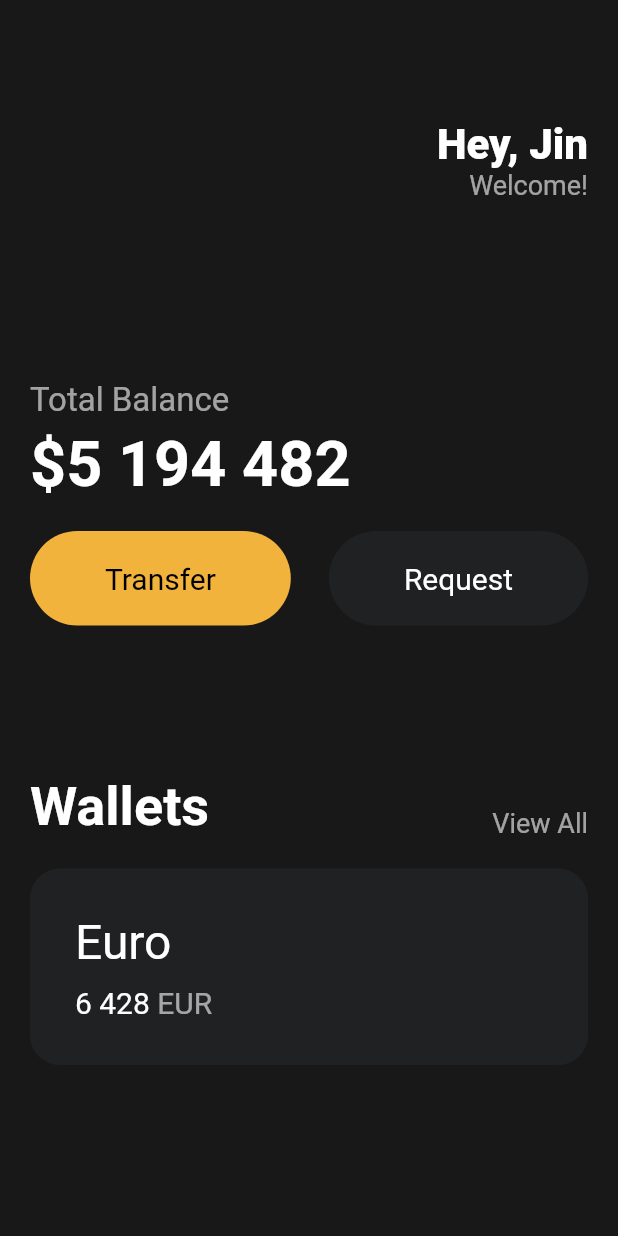
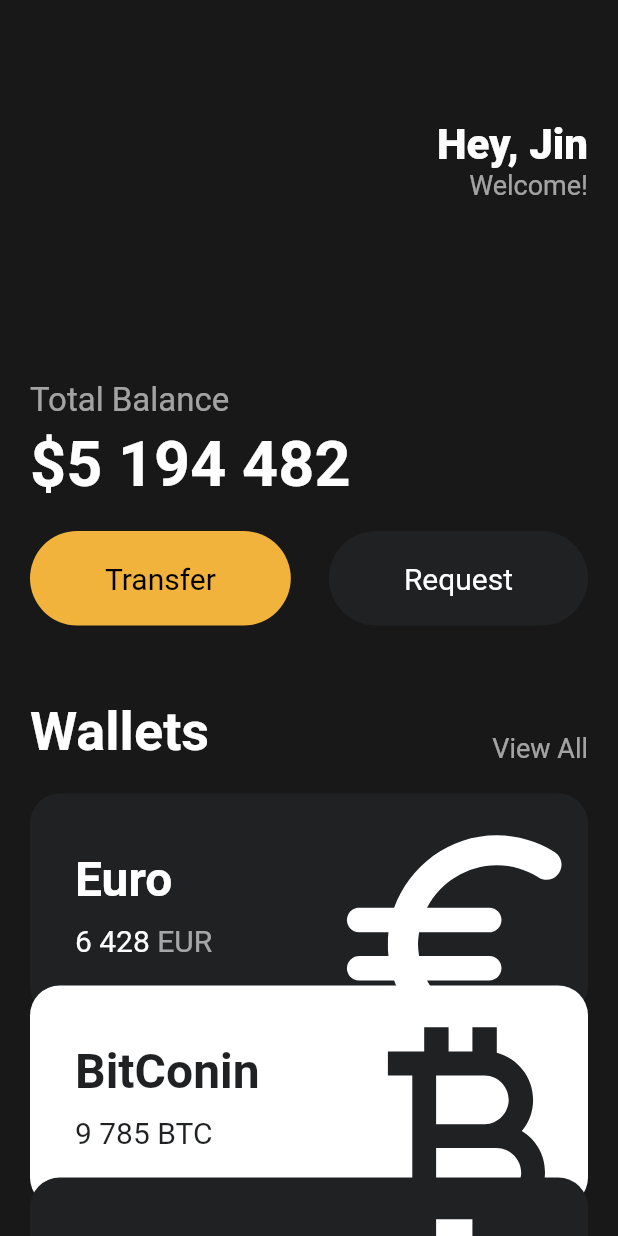
Before and after one commit to bennykim/mniii-flutter-daily-tracker, a Flutter app: the screen it shows after launch, on a phone screen of 412 x 824 dp. Run offline on Flutter 3.47's test engine with Material 2 defaults, Android fonts, the phone set to English and light mode, and no system bars.

Commit message:
feat: Add nested icon box Widget

```diff
--- a/lib/main.dart
+++ b/lib/main.dart
@@ -1,5 +1,6 @@
 import 'package:flutter/material.dart';
-import 'package:mniii_flutter_daily_tracker/widgets/Button.dart';
+import 'package:mniii_flutter_daily_tracker/widgets/round_button.dart';
+import 'package:mniii_flutter_daily_tracker/widgets/nested_icon_box.dart';
 
 void main() {
   runApp(const App());
@@ -13,7 +14,8 @@
     return MaterialApp(
         home: Scaffold(
       backgroundColor: const Color(0xFF181818),
-      body: Padding(
+      body: SingleChildScrollView(
+        child: Padding(
             padding: const EdgeInsets.symmetric(
               horizontal: 20,
             ),
@@ -75,18 +77,18 @@
                 const Row(
                   mainAxisAlignment: MainAxisAlignment.spaceBetween,
                   children: [
-                  Button(
+                    RoundButton(
                         text: 'Transfer',
                         bgColor: Color(0xFFF1B33B),
                         textColor: Colors.black),
-                  Button(
+                    RoundButton(
                         text: 'Request',
                         bgColor: Color(0xFF1F2123),
                         textColor: Colors.white),
                   ],
                 ),
                 const SizedBox(
-                height: 100,
+                  height: 50,
                 ),
                 Row(
                   crossAxisAlignment: CrossAxisAlignment.end,
@@ -112,57 +114,36 @@
                 const SizedBox(
                   height: 20,
                 ),
-              Container(
-                decoration: BoxDecoration(
-                  color: const Color(0xFF1F2123),
-                  borderRadius: BorderRadius.circular(20),
+                const NestedIconBox(
+                  name: 'Euro',
+                  code: 'EUR',
+                  amount: '6 428',
+                  icon: Icons.euro_rounded,
+                  isInverted: false,
                 ),
-                child: Padding(
-                  padding: const EdgeInsets.all(30),
-                  child: Row(
-                    children: [
-                      Column(
-                        crossAxisAlignment: CrossAxisAlignment.start,
-                        children: [
-                          const Text(
-                            'Euro',
-                            style: TextStyle(
-                              color: Colors.white,
-                              fontSize: 32,
+                Transform.translate(
+                  offset: const Offset(0, -20),
+                  child: const NestedIconBox(
+                    name: 'BitConin',
+                    code: 'BTC',
+                    amount: '9 785',
+                    icon: Icons.currency_bitcoin,
+                    isInverted: true,
                   ),
                 ),
-                          const SizedBox(
-                            height: 10,
-                          ),
-                          Row(
-                            children: [
-                              const Text(
-                                '6 428',
-                                style: TextStyle(
-                                  color: Colors.white,
-                                  fontSize: 20,
-                                ),
-                              ),
-                              const SizedBox(
-                                width: 5,
-                              ),
-                              Text(
-                                'EUR',
-                                style: TextStyle(
-                                  color: Colors.white.withOpacity(0.6),
-                                  fontSize: 20,
-                                ),
-                              ),
-                            ],
-                          )
-                        ],
-                      )
-                    ],
-                  ),
+                Transform.translate(
+                  offset: const Offset(0, -40),
+                  child: const NestedIconBox(
+                    name: 'Dollar',
+                    code: 'USD',
+                    amount: '428',
+                    icon: Icons.attach_money_outlined,
+                    isInverted: false,
                   ),
                 )
               ],
             )),
+      ),
     ));
   }
 }
--- /dev/null
+++ b/lib/widgets/nested_icon_box.dart
@@ -0,0 +1,86 @@
+import 'package:flutter/material.dart';
+
+class NestedIconBox extends StatelessWidget {
+  final String name, code, amount;
+  final IconData icon;
+  final bool isInverted;
+
+  final blackColor = const Color(0xFF1F2123);
+
+  const NestedIconBox({
+    super.key,
+    required this.name,
+    required this.code,
+    required this.amount,
+    required this.icon,
+    required this.isInverted,
+  });
+
+  @override
+  Widget build(BuildContext context) {
+    return Container(
+      clipBehavior: Clip.hardEdge,
+      decoration: BoxDecoration(
+        color: isInverted ? Colors.white : blackColor,
+        borderRadius: BorderRadius.circular(20),
+      ),
+      child: Padding(
+        padding: const EdgeInsets.all(30),
+        child: Row(
+          mainAxisAlignment: MainAxisAlignment.spaceBetween,
+          children: [
+            Column(
+              crossAxisAlignment: CrossAxisAlignment.start,
+              children: [
+                Text(
+                  name,
+                  style: TextStyle(
+                      color: isInverted ? blackColor : Colors.white,
+                      fontSize: 32,
+                      fontWeight: FontWeight.w600),
+                ),
+                const SizedBox(
+                  height: 10,
+                ),
+                Row(
+                  children: [
+                    Text(
+                      amount,
+                      style: TextStyle(
+                        color: isInverted ? blackColor : Colors.white,
+                        fontSize: 20,
+                      ),
+                    ),
+                    const SizedBox(
+                      width: 5,
+                    ),
+                    Text(
+                      code,
+                      style: TextStyle(
+                        color: isInverted
+                            ? blackColor
+                            : Colors.white.withOpacity(0.6),
+                        fontSize: 20,
+                      ),
+                    ),
+                  ],
+                )
+              ],
+            ),
+            Transform.scale(
+              scale: 2.2,
+              child: Transform.translate(
+                offset: const Offset(-5, 12),
+                child: Icon(
+                  icon,
+                  color: isInverted ? blackColor : Colors.white,
+                  size: 88,
+                ),
+              ),
+            )
+          ],
+        ),
+      ),
+    );
+  }
+}
--- a/lib/widgets/Button.dart
+++ b/lib/widgets/round_button.dart
@@ -1,11 +1,11 @@
 import 'package:flutter/material.dart';
 
-class Button extends StatelessWidget {
+class RoundButton extends StatelessWidget {
   final String text;
   final Color bgColor;
   final Color textColor;
 
-  const Button(
+  const RoundButton(
       {super.key,
       required this.text,
       required this.bgColor,
```
Lines whose indentation alone changed are shown as unchanged.
